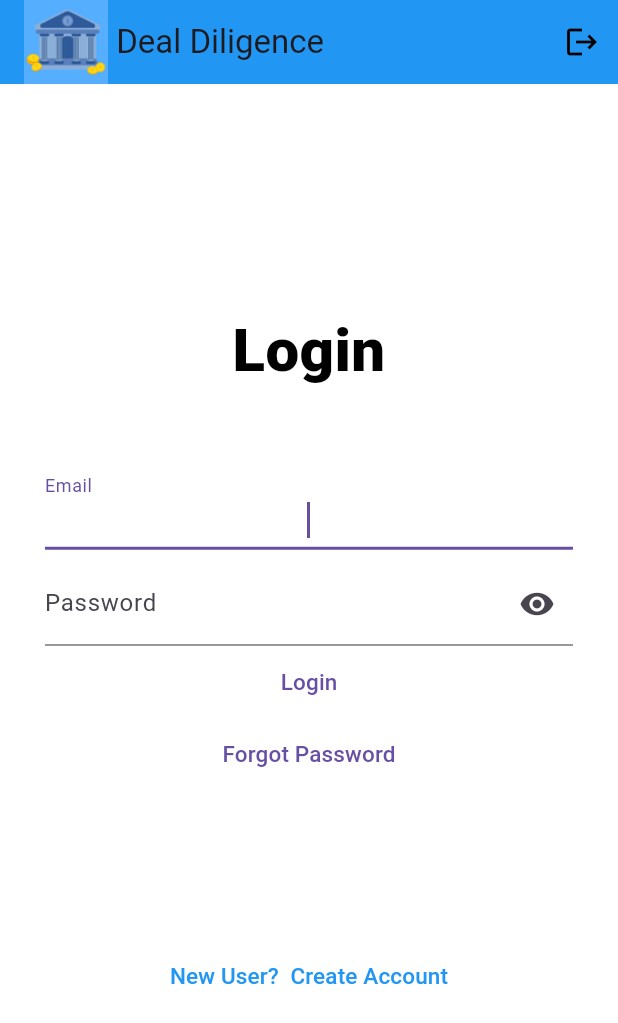
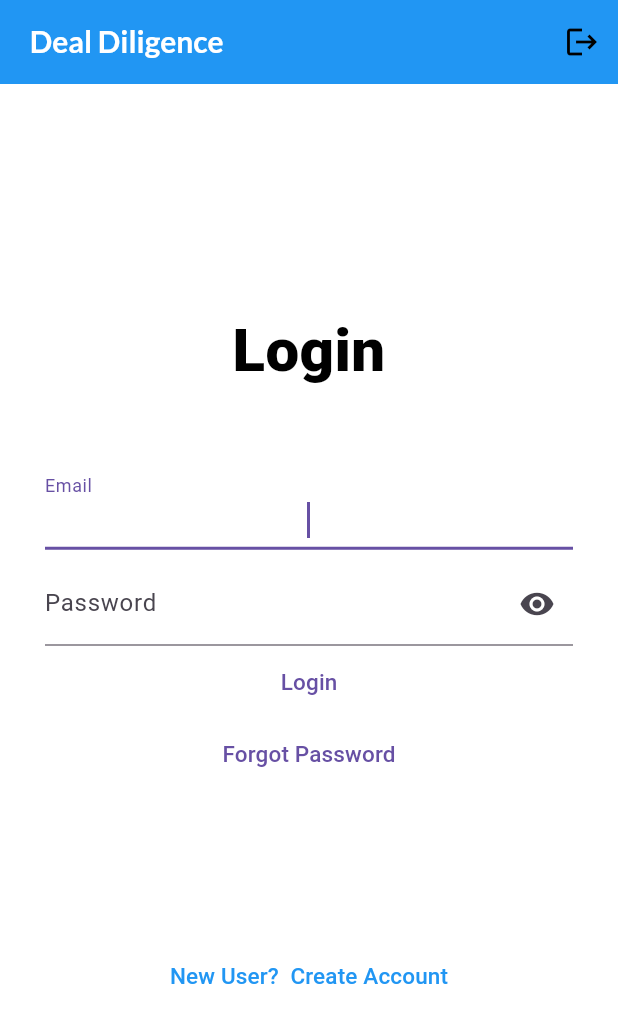
Before and after one commit to nathan-kane/deal_diligence, a Flutter app: the screen it shows after launch, on a phone screen of 412 x 824 dp. Shown: the top 1023 px of the screen. Run offline on Flutter 3.47's test engine with Material 3 defaults, Android fonts, the phone set to English and light mode, and no system bars; our stand-ins replace cloud_firestore, firebase_auth, firebase_core, firebase_messaging, flutter_local_notifications, flutter_riverpod and 5 more; accounts and stored records are empty.

```diff
--- a/lib/screens/widgets/my_appbar.dart
+++ b/lib/screens/widgets/my_appbar.dart
@@ -1,6 +1,7 @@
 import 'package:flutter/material.dart';
 import 'package:deal_diligence/screens/login_screen.dart';
 import 'package:firebase_auth/firebase_auth.dart';
+import 'package:google_fonts/google_fonts.dart';
 
 class CustomAppBar extends StatefulWidget implements PreferredSizeWidget {
   const CustomAppBar({Key? key})
@@ -29,9 +30,19 @@ class _CustomAppBarState extends State<CustomAppBar> {
       title: Row(
         mainAxisAlignment: MainAxisAlignment.start,
         children: [
-          Image.asset('lib/assets/images/dd_logo_building.png',
-              fit: BoxFit.cover, height: 56),
-          const Center(child: Text(' Deal Diligence')),
+          // Image.asset('lib/assets/images/dd_logo_building.png',
+          //     fit: BoxFit.cover, height: 56),
+          Center(
+            child: Text(
+              ' Deal Diligence',
+              style: GoogleFonts.lato(
+                textStyle: const TextStyle(
+                    color: Color.fromARGB(255, 255, 255, 255),
+                    fontSize: 20,
+                    fontWeight: FontWeight.bold),
+              ),
+            ),
+          ),
         ],
       ),
       //leadingWidth: 200,
--- a/pubspec.yaml
+++ b/pubspec.yaml
@@ -49,6 +49,7 @@ dependencies:
   persistent_bottom_nav_bar_v2: ^4.2.8
   firebase_messaging: ^14.7.4
   flutter_local_notifications: ^16.1.0
+  google_fonts: ^6.1.0
 
 dev_dependencies:
   flutter_test:
@@ -74,7 +75,7 @@ flutter:
 
   # To add assets to your application, add an assets section, like this:
   assets:
-   - lib/assets/images/dd_logo_building.png
+   - lib/assets/images/dd_logo.png
   #   - images/a_dot_ham.jpeg
 
   # An image asset can refer to one or more resolution-specific "variants", see
```
Also changed, not shown: lib/assets/images/dd_logo.png (added), lib/assets/images/dd_logo_72.png (deleted), lib/assets/images/dd_logo_building.png (deleted), pubspec.lock, 12 other files.
